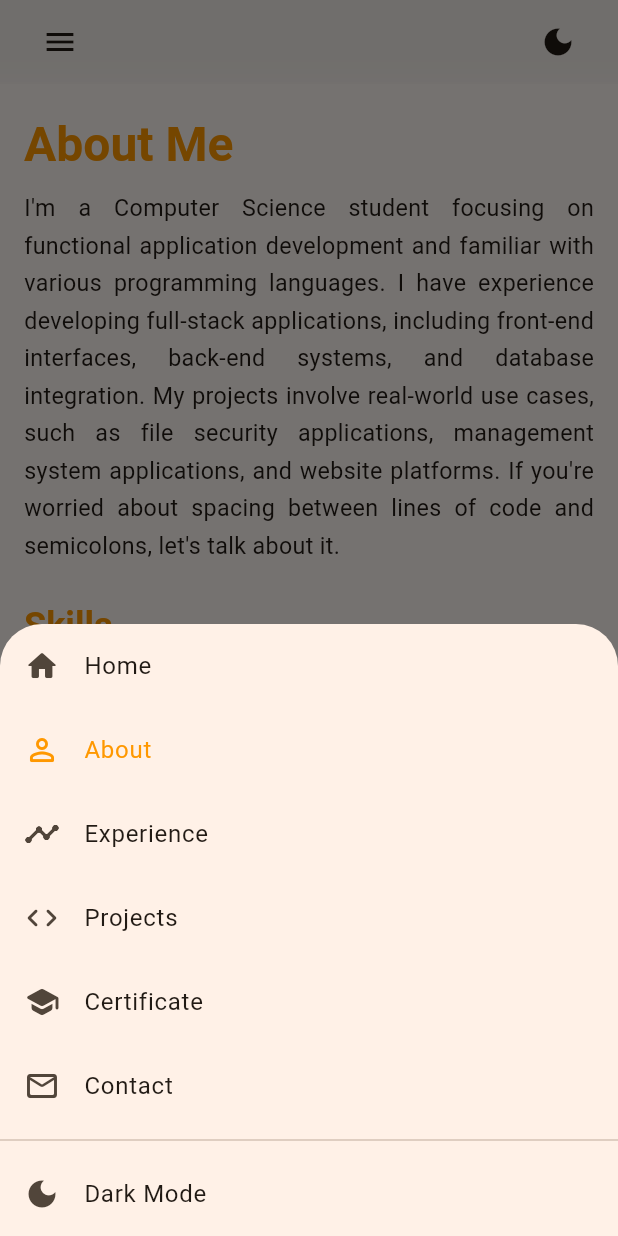
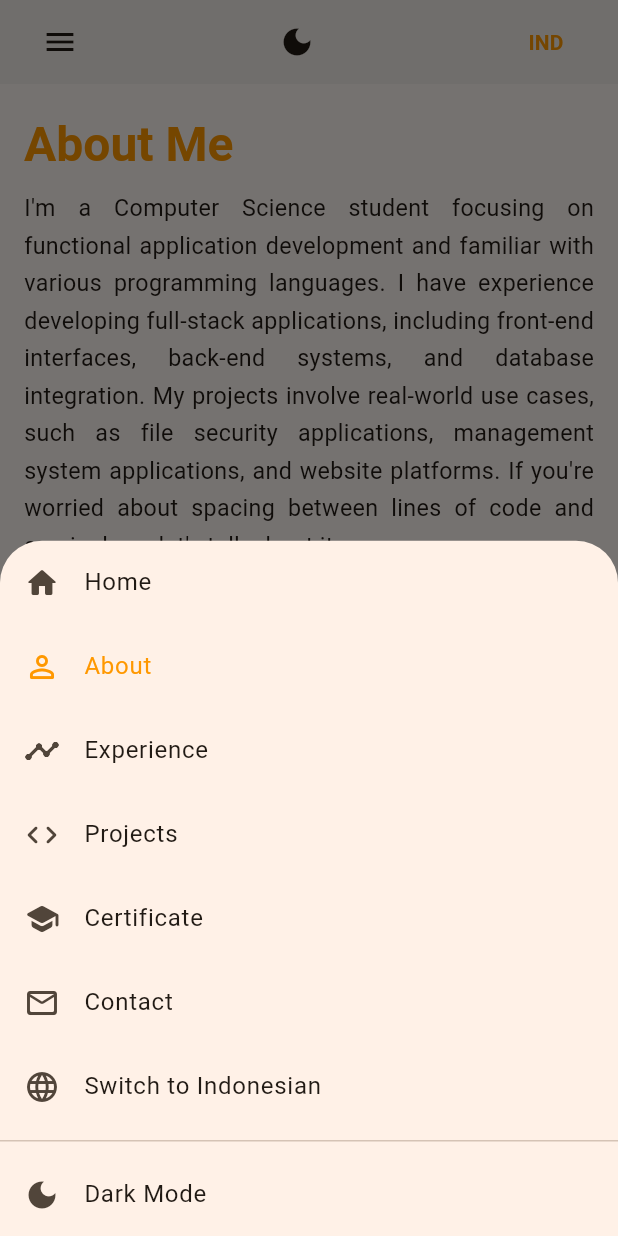
Before and after one commit to isrohadi18/p-isrohadi18, a Flutter app: the screen it shows after launch, scrolled down 576 dp, after a tap on the "menu" icon, on a phone screen of 412 x 824 dp. Run offline on Flutter 3.47's test engine with Material 3 defaults, Android fonts, the phone set to English and light mode, and no system bars; drawn by our look-alikes of flutter_animate; our stand-ins replace animated_text_kit; network calls fail.

Commit message:
menambahkan fitur bahasa

```diff
--- a/lib/main.dart
+++ b/lib/main.dart
@@ -11,7 +11,7 @@ void main() {
   runApp(const MyApp());
 }
 
-final List<Map<String, dynamic>> _navItems = [
+final List<Map<String, dynamic>> navItems = [
   {'title': 'Home', 'icon': Icons.home_rounded, 'page': const HomePage()},
   {
     'title': 'About',
@@ -46,6 +46,10 @@ class MyApp extends StatelessWidget {
   static final ValueNotifier<ThemeMode> themeNotifier = ValueNotifier(
     ThemeMode.system,
   );
+
+  static final ValueNotifier<String> languageNotifier = ValueNotifier(
+    'en',
+  ); // default English
 
   @override
   Widget build(BuildContext context) {
@@ -112,6 +116,42 @@ class _PortfolioHomePageState extends State<PortfolioHomePage> {
 
   @override
   Widget build(BuildContext context) {
+    return ValueListenableBuilder<String>(
+      valueListenable: MyApp.languageNotifier,
+      builder: (context, lang, _) {
+        final navItems = [
+          {
+            'title': AppText.get('home', lang),
+            'icon': Icons.home_rounded,
+            'page': const HomePage(),
+          },
+          {
+            'title': AppText.get('about', lang),
+            'icon': Icons.person_outline_rounded,
+            'page': const AboutPage(),
+          },
+          {
+            'title': AppText.get('experience', lang),
+            'icon': Icons.timeline_rounded,
+            'page': const ExperiencePage(),
+          },
+          {
+            'title': AppText.get('projects', lang),
+            'icon': Icons.code_rounded,
+            'page': const ProjectsPage(),
+          },
+          {
+            'title': AppText.get('certificate', lang),
+            'icon': Icons.school_rounded,
+            'page': const CertificatePage(),
+          },
+          {
+            'title': AppText.get('contact', lang),
+            'icon': Icons.mail_outline_rounded,
+            'page': const ContactPage(),
+          },
+        ];
+
         final width = MediaQuery.of(context).size.width;
         final isMobile = width < 600;
         final isDark = Theme.of(context).brightness == Brightness.dark;
@@ -124,12 +164,7 @@ class _PortfolioHomePageState extends State<PortfolioHomePage> {
                 isDark
                     ? Colors.black.withOpacity(0.8)
                     : Colors.white.withOpacity(0.8),
-        flexibleSpace: ClipRect(
-          child: BackdropFilter(
-            filter: ImageFilter.blur(sigmaX: 10, sigmaY: 10),
-            child: Container(color: Colors.transparent),
-          ),
-        ),
+
             title:
                 isMobile
                     ? Row(
@@ -140,16 +175,31 @@ class _PortfolioHomePageState extends State<PortfolioHomePage> {
                           onPressed: () {
                             showModalBottomSheet(
                               context: context,
-                          builder: (context) => _buildMobileMenu(),
+                              builder:
+                                  (context) => _buildMobileMenu(lang, navItems),
                             );
                           },
                         ),
+
                         IconButton(
-                      icon: Icon(isDark ? Icons.light_mode : Icons.dark_mode),
+                          icon: Icon(
+                            isDark ? Icons.light_mode : Icons.dark_mode,
+                          ),
                           onPressed: () {
                             MyApp.themeNotifier.value =
                                 isDark ? ThemeMode.light : ThemeMode.dark;
                           },
+                        ),
+
+                        TextButton(
+                          onPressed: () {
+                            MyApp.languageNotifier.value =
+                                lang == 'en' ? 'id' : 'en';
+                          },
+                          child: Text(
+                            lang == 'en' ? 'IND' : 'ENG',
+                            style: const TextStyle(fontWeight: FontWeight.bold),
+                          ),
                         ),
                       ],
                     )
@@ -157,18 +207,21 @@ class _PortfolioHomePageState extends State<PortfolioHomePage> {
                       mainAxisAlignment: MainAxisAlignment.spaceBetween,
                       children: [
                         const Spacer(),
+
                         Row(
                           mainAxisAlignment: MainAxisAlignment.center,
-                      children: List.generate(_navItems.length, (index) {
-                        final item = _navItems[index];
+                          children: List.generate(navItems.length, (index) {
+                            final item = navItems[index];
                             return AnimatedNavButton(
-                          title: item['title'],
-                          icon: item['icon'],
+                              title: item['title'] as String,
+                              icon: item['icon'] as IconData,
+
                               isSelected: _selectedIndex == index,
                               onTap: () => _scrollToIndex(index),
                             );
                           }),
                         ),
+
                         Expanded(
                           child: Row(
                             mainAxisAlignment: MainAxisAlignment.end,
@@ -182,6 +235,19 @@ class _PortfolioHomePageState extends State<PortfolioHomePage> {
                                       isDark ? ThemeMode.light : ThemeMode.dark;
                                 },
                               ),
+                              const SizedBox(width: 8),
+                              TextButton(
+                                onPressed: () {
+                                  MyApp.languageNotifier.value =
+                                      lang == 'en' ? 'id' : 'en';
+                                },
+                                child: Text(
+                                  lang == 'en' ? 'IND' : 'ENG',
+                                  style: const TextStyle(
+                                    fontWeight: FontWeight.bold,
+                                  ),
+                                ),
+                              ),
                               const SizedBox(width: 16),
                             ],
                           ),
@@ -194,14 +260,8 @@ class _PortfolioHomePageState extends State<PortfolioHomePage> {
             controller: _pageController,
             onPageChanged: (index) => setState(() => _selectedIndex = index),
             scrollDirection: Axis.vertical,
-        physics:
-            isMobile
-                ? const BouncingScrollPhysics(
-                  parent: AlwaysScrollableScrollPhysics(),
-                )
-                : const ClampingScrollPhysics(),
             children:
-            _navItems.map((item) {
+                navItems.map((item) {
                   return Padding(
                     padding: EdgeInsets.only(
                       top: kToolbarHeight + MediaQuery.of(context).padding.top,
@@ -211,9 +271,11 @@ class _PortfolioHomePageState extends State<PortfolioHomePage> {
                 }).toList(),
           ),
         );
+      },
+    );
   }
 
-  Widget _buildMobileMenu() {
+  Widget _buildMobileMenu(String lang, List<Map<String, dynamic>> navItems) {
     final isDark = Theme.of(context).brightness == Brightness.dark;
 
     return SafeArea(
@@ -226,8 +288,8 @@ class _PortfolioHomePageState extends State<PortfolioHomePage> {
             mainAxisSize: MainAxisSize.min,
             children: [
               // 🔹 MENU NAV (STEP 4 DI SINI)
-              ...List.generate(_navItems.length, (index) {
-                final item = _navItems[index];
+              ...List.generate(navItems.length, (index) {
+                final item = navItems[index];
                 return ListTile(
                   leading: Icon(item['icon']),
                   title: Text(item['title']),
@@ -238,6 +300,17 @@ class _PortfolioHomePageState extends State<PortfolioHomePage> {
                   },
                 );
               }),
+
+              ListTile(
+                leading: const Icon(Icons.language),
+                title: Text(
+                  lang == 'en' ? 'Switch to Indonesian' : 'Ganti ke English',
+                ),
+                onTap: () {
+                  MyApp.languageNotifier.value = lang == 'en' ? 'id' : 'en';
+                  Navigator.pop(context);
+                },
+              ),
 
               const Divider(),
 
@@ -324,3 +397,20 @@ class AnimatedNavButton extends StatelessWidget {
     );
   }
 }
+
+class AppText {
+  static String get(String key, String lang) {
+    final Map<String, Map<String, String>> data = {
+      'home': {'en': 'Home', 'id': 'Beranda'},
+      'about': {'en': 'About', 'id': 'Tentang'},
+      'experience': {'en': 'Experience', 'id': 'Pengalaman'},
+      'projects': {'en': 'Projects', 'id': 'Proyek'},
+      'certificate': {'en': 'Certificate', 'id': 'Sertifikat'},
+      'contact': {'en': 'Contact', 'id': 'Kontak'},
+      'lightMode': {'en': 'Light Mode', 'id': 'Mode Terang'},
+      'darkMode': {'en': 'Dark Mode', 'id': 'Mode Gelap'},
+    };
+
+    return data[key]?[lang] ?? '';
+  }
+}
--- a/lib/pages/home_page.dart
+++ b/lib/pages/home_page.dart
@@ -1,5 +1,5 @@
 import 'dart:ui';
-
+import '../main.dart';
 import 'package:flutter/material.dart';
 import 'package:animated_text_kit/animated_text_kit.dart';
 import 'package:flutter_animate/flutter_animate.dart';
@@ -10,6 +10,8 @@ class HomePage extends StatelessWidget {
 
   @override
   Widget build(BuildContext context) {
+    final lang = MyApp.languageNotifier.value;
+
     return Container(
       height: MediaQuery.of(context).size.height,
       decoration: BoxDecoration(
@@ -88,16 +90,20 @@ class HomePage extends StatelessWidget {
                         );
                         if (!await launchUrl(url)) {
                           ScaffoldMessenger.of(context).showSnackBar(
-                            const SnackBar(
-                              content: Text('Could not download CV'),
+                            SnackBar(
+                              content: Text(
+                                lang == 'en'
+                                    ? 'Failed to Download CV'
+                                    : 'Gagal Mengunduh CV',
+                              ),
                               backgroundColor: Colors.red,
                             ),
                           );
                         }
                       },
                       icon: const Icon(Icons.download),
-                      label: const Text(
-                        'Download CV',
+                      label: Text(
+                        lang == 'en' ? 'Download CV' : 'Unduh CV',
                         style: TextStyle(fontWeight: FontWeight.bold),
                       ),
                       style: ElevatedButton.styleFrom(
@@ -121,16 +127,20 @@ class HomePage extends StatelessWidget {
                     );
                     if (!await launchUrl(url)) {
                       ScaffoldMessenger.of(context).showSnackBar(
-                        const SnackBar(
-                          content: Text('Could not open WhatsApp'),
+                        SnackBar(
+                          content: Text(
+                            lang == 'en'
+                                ? 'Failed to open WhatsApp'
+                                : 'Gagal membuka WhatsApp',
+                          ),
                           backgroundColor: Colors.red,
                         ),
                       );
                     }
                   },
                   icon: const Icon(Icons.phone),
-                  label: const Text(
-                    'Contact Me',
+                  label: Text(
+                    lang == 'en' ? 'Contact Me' : 'Kontak Saya',
                     style: TextStyle(fontWeight: FontWeight.bold),
                   ),
                   style: ElevatedButton.styleFrom(
```
Also changed, not shown: lib/pages/certificate_page.dart (+16 -16 lines). Lines whose indentation alone changed are shown as unchanged.
